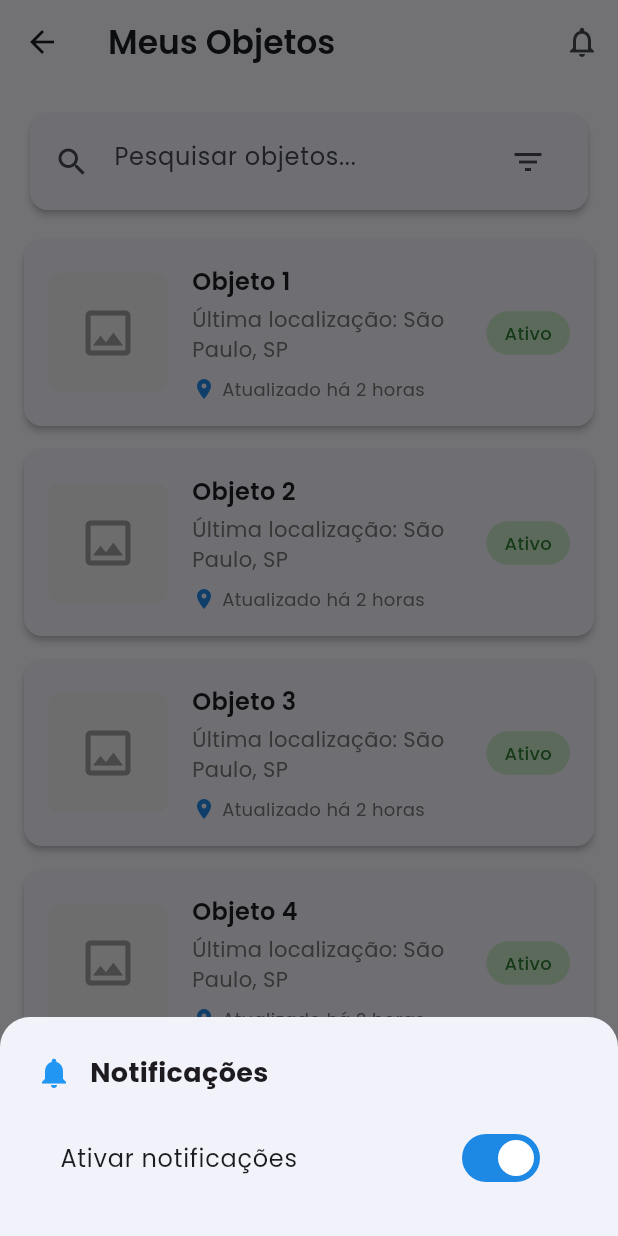
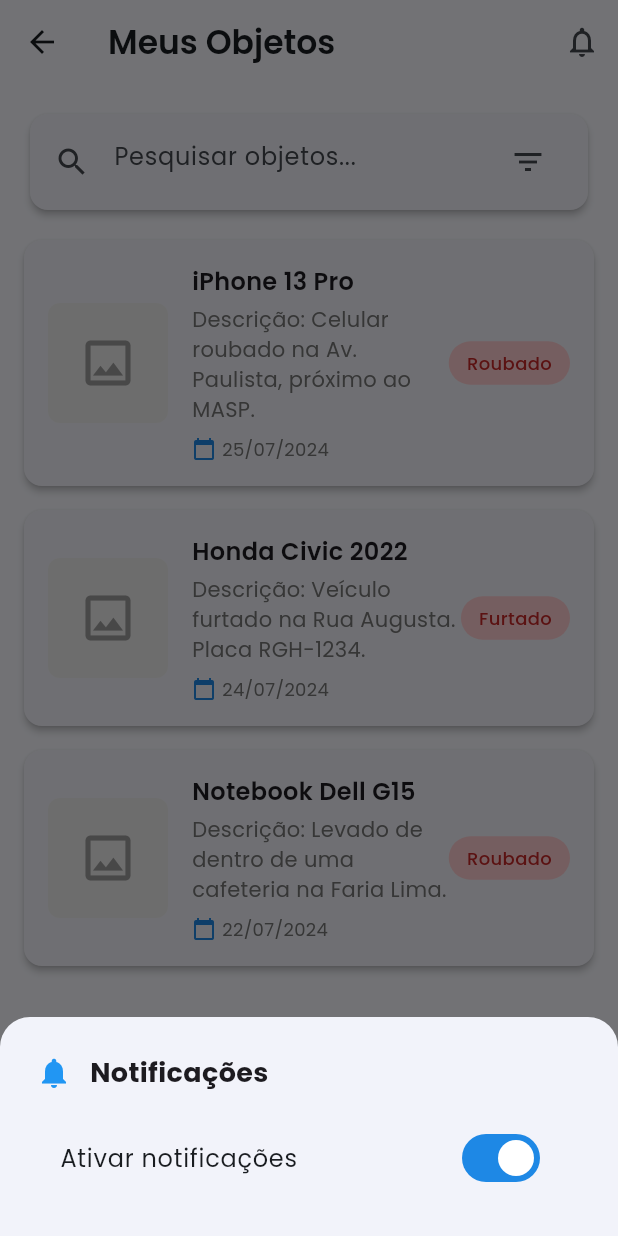
Before and after one commit to vicenteosorioneto/Rastreia2.0_app, a Flutter app: the HomeScreen screen opened by its route, after a tap on the "notifications" icon, on a phone screen of 412 x 824 dp. Run offline on Flutter 3.47's test engine with Material 3 defaults, Android fonts, the phone set to English and light mode, and no system bars; our stand-ins replace google_fonts, shared_preferences; accounts and stored records are empty.

Commit message:
- Objetos de exemplo (iPhone, Honda Civic, Notebook) aparecem sempre nas listas. - Objetos reais cadastrados pelo usuário aparecem junto com os exemplos. - Adiciona logs para depuração do fluxo de salvamento e leitura. - Garante que o fluxo de salvamento e exibição está funcionando para ambos os perfis.

```diff
--- a/lib/screens/home/home_screen.dart
+++ b/lib/screens/home/home_screen.dart
@@ -1,11 +1,50 @@
 import 'package:flutter/material.dart';
 import 'package:google_fonts/google_fonts.dart';
+import '../../services/api_service.dart';
 
-class HomeScreen extends StatelessWidget {
+class HomeScreen extends StatefulWidget {
   const HomeScreen({super.key});
 
   @override
+  State<HomeScreen> createState() => _HomeScreenState();
+}
+
+class _HomeScreenState extends State<HomeScreen> {
+  final ApiService _apiService = ApiService();
+  List<Map<String, dynamic>> _objects = [];
+  bool _loading = false;
+  String _search = '';
+
+  @override
+  void initState() {
+    super.initState();
+    _loadObjects();
+  }
+
+  Future<void> _loadObjects() async {
+    setState(() => _loading = true);
+    try {
+      final objects = await _apiService.fetchStolenObjects();
+      setState(() {
+        _objects = objects;
+      });
+    } finally {
+      setState(() => _loading = false);
+    }
+  }
+
+  void _filterObjects(String value) {
+    setState(() {
+      _search = value;
+    });
+  }
+
+  @override
   Widget build(BuildContext context) {
+    final filteredObjects = _objects.where((obj) {
+      final title = (obj['title'] ?? '').toString().toLowerCase();
+      return title.contains(_search.toLowerCase());
+    }).toList();
     return Scaffold(
       appBar: AppBar(
         leading: IconButton(
@@ -69,7 +108,11 @@ class HomeScreen extends StatelessWidget {
           ),
         ],
       ),
-      body: ListView(
+      body: _loading
+          ? const Center(child: CircularProgressIndicator())
+          : RefreshIndicator(
+              onRefresh: _loadObjects,
+              child: ListView(
                 padding: const EdgeInsets.all(16),
                 children: [
                   // Card de pesquisa
@@ -79,7 +122,10 @@ class HomeScreen extends StatelessWidget {
                       borderRadius: BorderRadius.circular(12),
                     ),
                     child: Padding(
-              padding: const EdgeInsets.symmetric(horizontal: 16, vertical: 8),
+                      padding: const EdgeInsets.symmetric(
+                        horizontal: 16,
+                        vertical: 8,
+                      ),
                       child: TextField(
                         decoration: InputDecoration(
                           hintText: 'Pesquisar objetos...',
@@ -92,17 +138,21 @@ class HomeScreen extends StatelessWidget {
                             },
                           ),
                         ),
+                        onChanged: _filterObjects,
                       ),
                     ),
                   ),
                   const SizedBox(height: 16),
-
                   // Lista de objetos
+                  if (filteredObjects.isEmpty)
+                    const Center(child: Text('Nenhum objeto cadastrado.'))
+                  else
                     ListView.builder(
                       shrinkWrap: true,
                       physics: const NeverScrollableScrollPhysics(),
-            itemCount: 5, // Exemplo com 5 itens
+                      itemCount: filteredObjects.length,
                       itemBuilder: (context, index) {
+                        final obj = filteredObjects[index];
                         return Card(
                           margin: const EdgeInsets.only(bottom: 16),
                           elevation: 2,
@@ -111,7 +161,6 @@ class HomeScreen extends StatelessWidget {
                           ),
                           child: InkWell(
                             onTap: () {
-                    // TODO: Navegar para detalhes do objeto
                               Navigator.pushNamed(context, '/object_details');
                             },
                             borderRadius: BorderRadius.circular(12),
@@ -137,10 +186,11 @@ class HomeScreen extends StatelessWidget {
                                   // Informações do objeto
                                   Expanded(
                                     child: Column(
-                            crossAxisAlignment: CrossAxisAlignment.start,
+                                      crossAxisAlignment:
+                                          CrossAxisAlignment.start,
                                       children: [
                                         Text(
-                                'Objeto ${index + 1}',
+                                          obj['title'] ?? 'Sem título',
                                           style: GoogleFonts.poppins(
                                             fontSize: 16,
                                             fontWeight: FontWeight.w600,
@@ -148,7 +198,7 @@ class HomeScreen extends StatelessWidget {
                                         ),
                                         const SizedBox(height: 4),
                                         Text(
-                                'Última localização: São Paulo, SP',
+                                          'Descrição: ${obj['body'] ?? ''}',
                                           style: GoogleFonts.poppins(
                                             fontSize: 14,
                                             color: Colors.grey[600],
@@ -158,13 +208,16 @@ class HomeScreen extends StatelessWidget {
                                         Row(
                                           children: [
                                             Icon(
-                                    Icons.location_on,
+                                              Icons.calendar_today,
                                               size: 16,
-                                    color: Theme.of(context).primaryColor,
+                                              color: Theme.of(
+                                                context,
+                                              ).primaryColor,
                                             ),
                                             const SizedBox(width: 4),
                                             Text(
-                                    'Atualizado há 2 horas',
+                                              obj['date'] ??
+                                                  'Data não informada',
                                               style: GoogleFonts.poppins(
                                                 fontSize: 12,
                                                 color: Colors.grey[600],
@@ -182,14 +235,14 @@ class HomeScreen extends StatelessWidget {
                                       vertical: 6,
                                     ),
                                     decoration: BoxDecoration(
-                            color: Colors.green[100],
+                                      color: Colors.red[100],
                                       borderRadius: BorderRadius.circular(20),
                                     ),
                                     child: Text(
-                            'Ativo',
+                                      obj['status'] ?? 'Roubado',
                                       style: GoogleFonts.poppins(
                                         fontSize: 12,
-                              color: Colors.green[800],
+                                        color: Colors.red[800],
                                         fontWeight: FontWeight.w500,
                                       ),
                                     ),
@@ -203,10 +256,12 @@ class HomeScreen extends StatelessWidget {
                     ),
                 ],
               ),
+            ),
       floatingActionButton: FloatingActionButton.extended(
-        onPressed: () {
-          // TODO: Navegar para tela de adicionar objeto
-          Navigator.pushNamed(context, '/add_object');
+        onPressed: () async {
+          // Após adicionar um objeto, recarrega a lista
+          await Navigator.pushNamed(context, '/add_object');
+          _loadObjects();
         },
         icon: const Icon(Icons.add),
         label: const Text('Adicionar Objeto'),
--- a/lib/services/api_service.dart
+++ b/lib/services/api_service.dart
@@ -1,19 +1,60 @@
 import 'dart:convert';
 import 'package:http/http.dart' as http;
+import 'local_storage_service.dart';
+import 'dart:developer';
 
 class ApiService {
-  static const String baseUrl = 'https://jsonplaceholder.typicode.com';
-  static const String objectsEndpoint = '/posts'; // Usando posts como exemplo
+  final LocalStorageService _localStorage = LocalStorageService();
+
+  List<Map<String, dynamic>> get _fakeObjects => [
+    {
+      'title': 'iPhone 13 Pro',
+      'body': 'Celular roubado na Av. Paulista, próximo ao MASP.',
+      'date': '25/07/2024',
+      'category': 'Eletrônicos',
+      'location': 'São Paulo, SP',
+      'status': 'Roubado',
+      'id': 1001,
+    },
+    {
+      'title': 'Honda Civic 2022',
+      'body': 'Veículo furtado na Rua Augusta. Placa RGH-1234.',
+      'date': '24/07/2024',
+      'category': 'Veículos',
+      'location': 'São Paulo, SP',
+      'status': 'Furtado',
+      'id': 1002,
+    },
+    {
+      'title': 'Notebook Dell G15',
+      'body': 'Levado de dentro de uma cafeteria na Faria Lima.',
+      'date': '22/07/2024',
+      'category': 'Eletrônicos',
+      'location': 'São Paulo, SP',
+      'status': 'Roubado',
+      'id': 1003,
+    },
+  ];
 
   // Buscar todos os objetos roubados (GET)
   Future<List<Map<String, dynamic>>> fetchStolenObjects() async {
-    final response = await http.get(Uri.parse('$baseUrl$objectsEndpoint'));
-    if (response.statusCode == 200) {
-      final List<dynamic> data = jsonDecode(response.body);
-      return data.cast<Map<String, dynamic>>();
-    } else {
-      throw Exception('Erro ao buscar objetos');
-    }
+    final objects = await _localStorage.getStolenObjects();
+    log('fetchStolenObjects: ${objects.length} objetos encontrados');
+    // Sempre retorna os fakes + reais
+    final realObjects = objects
+        .map(
+          (obj) => {
+            'title': obj.name,
+            'body': obj.description,
+            'date': obj.date,
+            'category': '',
+            'location': '',
+            'status': 'Roubado',
+            'id': obj.hashCode,
+          },
+        )
+        .toList();
+    return [..._fakeObjects, ...realObjects];
   }
 
   // Adicionar novo objeto roubado (POST)
@@ -22,25 +63,31 @@ class ApiService {
     required String description,
     required String date,
   }) async {
-    final response = await http.post(
-      Uri.parse('$baseUrl$objectsEndpoint'),
-      headers: {'Content-Type': 'application/json'},
-      body: jsonEncode({'title': name, 'body': description, 'date': date}),
+    final objects = await _localStorage.getStolenObjects();
+    final newObj = StolenObject(
+      name: name,
+      description: description,
+      date: date,
     );
-    if (response.statusCode == 201) {
-      return jsonDecode(response.body);
-    } else {
-      throw Exception('Erro ao adicionar objeto');
-    }
+    objects.add(newObj);
+    await _localStorage.saveStolenObjects(objects);
+    log('addStolenObject: objeto salvo (${newObj.toJson()})');
+    return {
+      'title': name,
+      'body': description,
+      'date': date,
+      'category': '',
+      'location': '',
+      'status': 'Roubado',
+      'id': newObj.hashCode,
+    };
   }
 
   // Remover objeto roubado (DELETE)
   Future<void> deleteStolenObject(int id) async {
-    final response = await http.delete(
-      Uri.parse('$baseUrl$objectsEndpoint/$id'),
-    );
-    if (response.statusCode != 200) {
-      throw Exception('Erro ao remover objeto');
-    }
+    final objects = await _localStorage.getStolenObjects();
+    objects.removeWhere((obj) => obj.hashCode == id);
+    await _localStorage.saveStolenObjects(objects);
+    log('deleteStolenObject: objeto removido id=$id');
   }
 }
```
Also changed, not shown: lib/screens/auth/login_screen.dart (+32 -2 lines). Lines whose indentation alone changed are shown as unchanged.
